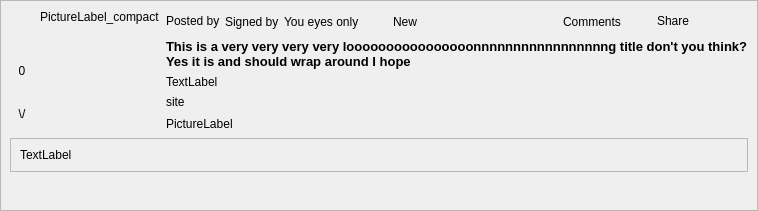
The window that retroshare-gui/src/gui/Posted/BoardPostDisplayWidget.ui (RetroShare/RetroShare) describes before a commit, drawn with Qt 5.
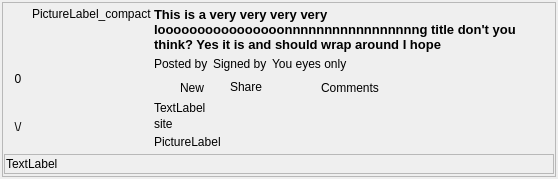
The same window after the commit. Icons and pictures are not drawn. Custom widgets are drawn as their Qt base class.

Commit message: tried to improve layout of items

```diff
--- a/retroshare-gui/src/gui/Posted/BoardPostDisplayWidget.ui
+++ b/retroshare-gui/src/gui/Posted/BoardPostDisplayWidget.ui
@@ -6,12 +6,12 @@
    <rect>
     <x>0</x>
     <y>0</y>
-    <width>758</width>
-    <height>211</height>
+    <width>558</width>
+    <height>202</height>
    </rect>
   </property>
   <property name="sizePolicy">
-   <sizepolicy hsizetype="Preferred" vsizetype="MinimumExpanding">
+   <sizepolicy hsizetype="Preferred" vsizetype="Maximum">
     <horstretch>0</horstretch>
     <verstretch>0</verstretch>
    </sizepolicy>
@@ -22,26 +22,29 @@
   <property name="styleSheet">
    <string notr="true"/>
   </property>
-  <layout class="QVBoxLayout" name="verticalLayout_3">
+  <layout class="QHBoxLayout" name="horizontalLayout_3">
    <property name="spacing">
     <number>0</number>
    </property>
+   <property name="sizeConstraint">
+    <enum>QLayout::SetMaximumSize</enum>
+   </property>
    <property name="leftMargin">
-    <number>0</number>
+    <number>2</number>
    </property>
    <property name="topMargin">
-    <number>0</number>
+    <number>2</number>
    </property>
    <property name="rightMargin">
-    <number>0</number>
+    <number>2</number>
    </property>
    <property name="bottomMargin">
-    <number>0</number>
+    <number>2</number>
    </property>
    <item>
     <widget class="QFrame" name="frame">
      <property name="sizePolicy">
-      <sizepolicy hsizetype="Preferred" vsizetype="Minimum">
+      <sizepolicy hsizetype="Preferred" vsizetype="Maximum">
        <horstretch>0</horstretch>
        <verstretch>0</verstretch>
       </sizepolicy>
@@ -52,11 +55,39 @@
      <property name="frameShadow">
       <enum>QFrame::Raised</enum>
      </property>
-     <layout class="QHBoxLayout" name="horizontalLayout">
-      <item>
-       <layout class="QVBoxLayout" name="verticalLayout">
+     <layout class="QVBoxLayout" name="verticalLayout_2">
+      <property name="spacing">
+       <number>2</number>
+      </property>
+      <property name="sizeConstraint">
+       <enum>QLayout::SetMaximumSize</enum>
+      </property>
+      <property name="leftMargin">
+       <number>1</number>
+      </property>
+      <property name="topMargin">
+       <number>2</number>
+      </property>
+      <property name="rightMargin">
+       <number>1</number>
+      </property>
+      <property name="bottomMargin">
+       <number>2</number>
+      </property>
         <item>
          <layout class="QHBoxLayout" name="topLayout">
+        <property name="leftMargin">
+         <number>2</number>
+        </property>
+        <property name="topMargin">
+         <number>2</number>
+        </property>
+        <property name="rightMargin">
+         <number>2</number>
+        </property>
+        <property name="bottomMargin">
+         <number>2</number>
+        </property>
           <item>
            <layout class="QVBoxLayout" name="arrowsLayout">
             <item>
@@ -148,10 +179,40 @@
            </widget>
           </item>
           <item>
-           <layout class="QVBoxLayout" name="verticalLayout_2">
-            <property name="sizeConstraint">
-             <enum>QLayout::SetMinimumSize</enum>
+         <layout class="QVBoxLayout" name="verticalLayout">
+          <item>
+           <widget class="StyledLabel" name="titleLabel">
+            <property name="sizePolicy">
+             <sizepolicy hsizetype="Preferred" vsizetype="Preferred">
+              <horstretch>0</horstretch>
+              <verstretch>0</verstretch>
+             </sizepolicy>
             </property>
+            <property name="font">
+             <font>
+              <family>Arial</family>
+              <pointsize>10</pointsize>
+              <weight>75</weight>
+              <bold>true</bold>
+             </font>
+            </property>
+            <property name="text">
+             <string notr="true">This is a very very very very loooooooooooooooonnnnnnnnnnnnnnnnng title don't you think? Yes it is and should wrap around I hope</string>
+            </property>
+            <property name="alignment">
+             <set>Qt::AlignLeading|Qt::AlignLeft|Qt::AlignTop</set>
+            </property>
+            <property name="wordWrap">
+             <bool>true</bool>
+            </property>
+            <property name="openExternalLinks">
+             <bool>true</bool>
+            </property>
+            <property name="textInteractionFlags">
+             <set>Qt::LinksAccessibleByMouse|Qt::TextSelectableByMouse</set>
+            </property>
+           </widget>
+          </item>
             <item>
              <layout class="QHBoxLayout" name="horizontalLayout_2">
               <property name="spacing">
@@ -215,6 +276,26 @@
                </widget>
               </item>
               <item>
+             <spacer name="horizontalSpacer_4">
+              <property name="orientation">
+               <enum>Qt::Horizontal</enum>
+              </property>
+              <property name="sizeType">
+               <enum>QSizePolicy::Expanding</enum>
+              </property>
+              <property name="sizeHint" stdset="0">
+               <size>
+                <width>70</width>
+                <height>20</height>
+               </size>
+              </property>
+             </spacer>
+            </item>
+           </layout>
+          </item>
+          <item>
+           <layout class="QHBoxLayout" name="horizontalLayout">
+            <item>
                <widget class="QToolButton" name="readButton">
                 <property name="maximumSize">
                  <size>
@@ -250,42 +331,6 @@
                 </property>
                </widget>
               </item>
-              <item>
-               <spacer name="horizontalSpacer_4">
-                <property name="orientation">
-                 <enum>Qt::Horizontal</enum>
-                </property>
-                <property name="sizeType">
-                 <enum>QSizePolicy::Expanding</enum>
-                </property>
-                <property name="sizeHint" stdset="0">
-                 <size>
-                  <width>70</width>
-                  <height>20</height>
-                 </size>
-                </property>
-               </spacer>
-              </item>
-              <item>
-               <widget class="QToolButton" name="commentButton">
-                <property name="text">
-                 <string>Comments</string>
-                </property>
-                <property name="icon">
-                 <iconset resource="Posted_images.qrc">
-                  <normaloff>:/images/comments.png</normaloff>:/images/comments.png</iconset>
-                </property>
-                <property name="checkable">
-                 <bool>true</bool>
-                </property>
-                <property name="toolButtonStyle">
-                 <enum>Qt::ToolButtonTextBesideIcon</enum>
-                </property>
-                <property name="autoRaise">
-                 <bool>true</bool>
-                </property>
-               </widget>
-              </item>
               <item>
                <widget class="QPushButton" name="shareButton">
                 <property name="text">
@@ -320,40 +365,40 @@
                 </property>
                </widget>
               </item>
-             </layout>
-            </item>
             <item>
-             <widget class="StyledLabel" name="titleLabel">
-              <property name="sizePolicy">
-               <sizepolicy hsizetype="Preferred" vsizetype="Preferred">
-                <horstretch>0</horstretch>
-                <verstretch>0</verstretch>
-               </sizepolicy>
-              </property>
-              <property name="font">
-               <font>
-                <family>Arial</family>
-                <pointsize>10</pointsize>
-                <weight>75</weight>
-                <bold>true</bold>
-               </font>
-              </property>
+             <widget class="QToolButton" name="commentButton">
               <property name="text">
-               <string notr="true">This is a very very very very loooooooooooooooonnnnnnnnnnnnnnnnng title don't you think? Yes it is and should wrap around I hope</string>
+               <string>Comments</string>
               </property>
-              <property name="alignment">
-               <set>Qt::AlignLeading|Qt::AlignLeft|Qt::AlignTop</set>
+              <property name="icon">
+               <iconset resource="Posted_images.qrc">
+                <normaloff>:/images/comments.png</normaloff>:/images/comments.png</iconset>
               </property>
-              <property name="wordWrap">
+              <property name="checkable">
                <bool>true</bool>
               </property>
-              <property name="openExternalLinks">
-               <bool>true</bool>
+              <property name="toolButtonStyle">
+               <enum>Qt::ToolButtonTextBesideIcon</enum>
               </property>
-              <property name="textInteractionFlags">
-               <set>Qt::LinksAccessibleByMouse|Qt::TextSelectableByMouse</set>
+              <property name="autoRaise">
+               <bool>true</bool>
               </property>
              </widget>
+            </item>
+            <item>
+             <spacer name="horizontalSpacer_2">
+              <property name="orientation">
+               <enum>Qt::Horizontal</enum>
+              </property>
+              <property name="sizeHint" stdset="0">
+               <size>
+                <width>40</width>
+                <height>20</height>
+               </size>
+              </property>
+             </spacer>
+            </item>
+           </layout>
             </item>
             <item>
              <widget class="QLabel" name="notes">
@@ -424,6 +469,24 @@
            <enum>QFrame::Raised</enum>
           </property>
           <layout class="QHBoxLayout" name="horizontalLayout_4">
+         <property name="spacing">
+          <number>2</number>
+         </property>
+         <property name="sizeConstraint">
+          <enum>QLayout::SetMaximumSize</enum>
+         </property>
+         <property name="leftMargin">
+          <number>1</number>
+         </property>
+         <property name="topMargin">
+          <number>2</number>
+         </property>
+         <property name="rightMargin">
+          <number>1</number>
+         </property>
+         <property name="bottomMargin">
+          <number>2</number>
+         </property>
            <item>
             <widget class="QLabel" name="pictureLabel_2">
              <property name="sizePolicy">
@@ -449,18 +512,6 @@
           </layout>
          </widget>
         </item>
-        <item>
-         <widget class="GxsCommentDialog" name="commentsWidget" native="true">
-          <property name="sizePolicy">
-           <sizepolicy hsizetype="Preferred" vsizetype="MinimumExpanding">
-            <horstretch>0</horstretch>
-            <verstretch>1</verstretch>
-           </sizepolicy>
-          </property>
-         </widget>
-        </item>
-       </layout>
-      </item>
      </layout>
     </widget>
    </item>
@@ -482,12 +533,6 @@
    <extends>QLabel</extends>
    <header>util/ClickableLabel.h</header>
   </customwidget>
-  <customwidget>
-   <class>GxsCommentDialog</class>
-   <extends>QWidget</extends>
-   <header>gui/gxs/GxsCommentDialog.h</header>
-   <container>1</container>
-  </customwidget>
  </customwidgets>
  <resources>
   <include location="Posted_images.qrc"/>
```
Lines whose indentation alone changed are shown as unchanged. The commit also changes 1 other file.
